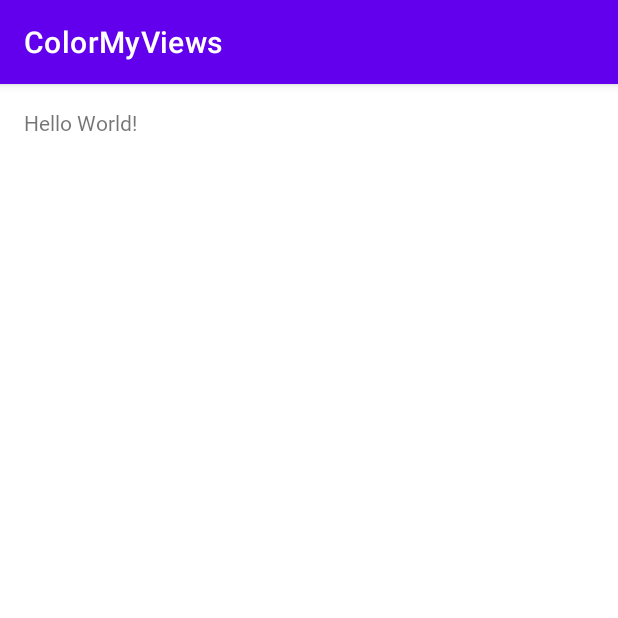
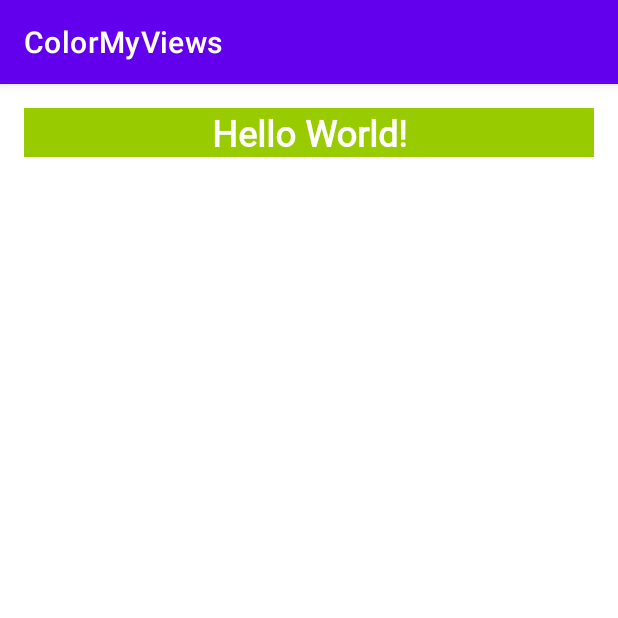
Before and after one commit to praveendias1180/ColorMyViews, an Android app: the screen it shows after launch (MainActivity), on a phone screen of 412 x 824 dp, the top half of it. Run offline under Robolectric (Android 15) with nearby library versions, the phone set to English and light mode, and no system bars.

Commit message:
Defined styles and applied

```diff
--- a/app/src/main/res/layout/activity_main.xml
+++ b/app/src/main/res/layout/activity_main.xml
@@ -7,6 +7,8 @@
     tools:context=".MainActivity">
 
     <TextView
+        android:id="@+id/box_one_text"
+        style="@style/WhiteBox"
         android:layout_width="0dp"
         android:layout_height="wrap_content"
         android:layout_marginStart="16dp"
--- /dev/null
+++ b/app/src/main/res/values/styles.xml
@@ -0,0 +1,11 @@
+<?xml version="1.0" encoding="utf-8"?>
+<resources>
+    <style name="WhiteBox">
+        <item name="android:background">@android:color/holo_green_light</item>
+        <item name="android:textAlignment">center</item>
+        <item name="android:textSize">@dimen/box_text_size</item>
+        <item name="android:textStyle">bold</item>
+        <item name="android:textColor">@android:color/white</item>
+        <item name="android:fontFamily">@font/roboto</item>
+    </style>
+</resources>
```
